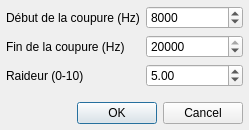
First picture: the form in trunk/tools/dialog_sifflements.ui, repository davy7125/polyphone, before the edit.
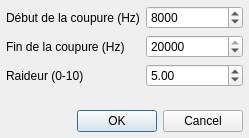
Second picture: the form after the edit. Icons and pictures are not drawn.

What changed in the file:
```diff
--- a/trunk/tools/dialog_sifflements.ui
+++ b/trunk/tools/dialog_sifflements.ui
@@ -10,7 +10,7 @@
     <x>0</x>
     <y>0</y>
     <width>249</width>
-    <height>130</height>
+    <height>138</height>
    </rect>
   </property>
   <property name="windowTitle">
```
Left out of the diff: 13 changed lines with no effect on the pictures.
